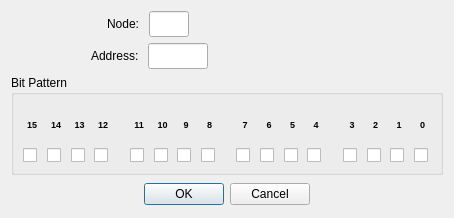
Before: the Qt Designer form omodscan/dialogs/dialogwriteholdingregisterbits.ui in sanny32/OpenModScan, drawn with Qt 5.
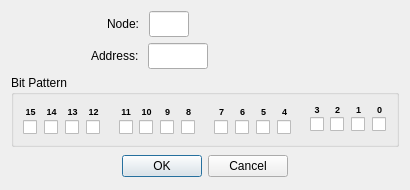
After: the same form once the commit is applied. Custom widgets are drawn as their Qt base class.

Diff of the .ui file:
```diff
--- a/omodscan/dialogs/dialogwriteholdingregisterbits.ui
+++ b/omodscan/dialogs/dialogwriteholdingregisterbits.ui
@@ -6,8 +6,8 @@
    <rect>
     <x>0</x>
     <y>0</y>
-    <width>454</width>
-    <height>218</height>
+    <width>410</width>
+    <height>190</height>
    </rect>
   </property>
   <property name="windowTitle">
@@ -146,15 +146,11 @@
      <property name="title">
       <string>Bit Pattern</string>
      </property>
-     <layout class="QHBoxLayout" name="horizontalLayout_7">
-      <item>
-       <layout class="QHBoxLayout" name="horizontalLayout_3">
-        <item>
-         <layout class="QVBoxLayout" name="verticalLayout_17">
-          <property name="spacing">
-           <number>2</number>
-          </property>
-          <item>
+     <layout class="QGridLayout" name="gridLayout">
+      <property name="verticalSpacing">
+       <number>0</number>
+      </property>
+      <item row="0" column="0" rowspan="2">
            <widget class="QLabel" name="label15">
             <property name="text">
              <string notr="true">&lt;html&gt;&lt;head/&gt;&lt;body&gt;&lt;p&gt;&lt;span style=&quot; font-size:7pt; font-weight:700;&quot;&gt;15&lt;/span&gt;&lt;/p&gt;&lt;/body&gt;&lt;/html&gt;</string>
@@ -164,21 +160,7 @@
             </property>
            </widget>
           </item>
-          <item>
-           <widget class="QCheckBox" name="checkBox15">
-            <property name="text">
-             <string/>
-            </property>
-           </widget>
-          </item>
-         </layout>
-        </item>
-        <item>
-         <layout class="QVBoxLayout" name="verticalLayout_16">
-          <property name="spacing">
-           <number>2</number>
-          </property>
-          <item>
+      <item row="0" column="1" rowspan="2">
            <widget class="QLabel" name="label14">
             <property name="text">
              <string notr="true">&lt;html&gt;&lt;head/&gt;&lt;body&gt;&lt;p&gt;&lt;span style=&quot; font-size:7pt; font-weight:700;&quot;&gt;14&lt;/span&gt;&lt;/p&gt;&lt;/body&gt;&lt;/html&gt;</string>
@@ -188,21 +170,7 @@
             </property>
            </widget>
           </item>
-          <item>
-           <widget class="QCheckBox" name="checkBox14">
-            <property name="text">
-             <string/>
-            </property>
-           </widget>
-          </item>
-         </layout>
-        </item>
-        <item>
-         <layout class="QVBoxLayout" name="verticalLayout_15">
-          <property name="spacing">
-           <number>2</number>
-          </property>
-          <item>
+      <item row="0" column="2" rowspan="2">
            <widget class="QLabel" name="label13">
             <property name="text">
              <string notr="true">&lt;html&gt;&lt;head/&gt;&lt;body&gt;&lt;p&gt;&lt;span style=&quot; font-size:7pt; font-weight:700;&quot;&gt;13&lt;/span&gt;&lt;/p&gt;&lt;/body&gt;&lt;/html&gt;</string>
@@ -212,21 +180,7 @@
             </property>
            </widget>
           </item>
-          <item>
-           <widget class="QCheckBox" name="checkBox13">
-            <property name="text">
-             <string/>
-            </property>
-           </widget>
-          </item>
-         </layout>
-        </item>
-        <item>
-         <layout class="QVBoxLayout" name="verticalLayout_14">
-          <property name="spacing">
-           <number>2</number>
-          </property>
-          <item>
+      <item row="0" column="3" rowspan="2">
            <widget class="QLabel" name="label12">
             <property name="text">
              <string notr="true">&lt;html&gt;&lt;head/&gt;&lt;body&gt;&lt;p&gt;&lt;span style=&quot; font-size:7pt; font-weight:700;&quot;&gt;12&lt;/span&gt;&lt;/p&gt;&lt;/body&gt;&lt;/html&gt;</string>
@@ -236,18 +190,7 @@
             </property>
            </widget>
           </item>
-          <item>
-           <widget class="QCheckBox" name="checkBox12">
-            <property name="text">
-             <string/>
-            </property>
-           </widget>
-          </item>
-         </layout>
-        </item>
-       </layout>
-      </item>
-      <item>
+      <item row="0" column="4" rowspan="3">
        <spacer name="horizontalSpacer_5">
         <property name="orientation">
          <enum>Qt::Orientation::Horizontal</enum>
@@ -263,14 +206,7 @@
         </property>
        </spacer>
       </item>
-      <item>
-       <layout class="QHBoxLayout" name="horizontalLayout_4">
-        <item>
-         <layout class="QVBoxLayout" name="verticalLayout_13">
-          <property name="spacing">
-           <number>2</number>
-          </property>
-          <item>
+      <item row="0" column="5" rowspan="2">
            <widget class="QLabel" name="label11">
             <property name="text">
              <string notr="true">&lt;html&gt;&lt;head/&gt;&lt;body&gt;&lt;p&gt;&lt;span style=&quot; font-size:7pt; font-weight:700;&quot;&gt;11&lt;/span&gt;&lt;/p&gt;&lt;/body&gt;&lt;/html&gt;</string>
@@ -280,21 +216,7 @@
             </property>
            </widget>
           </item>
-          <item>
-           <widget class="QCheckBox" name="checkBox11">
-            <property name="text">
-             <string/>
-            </property>
-           </widget>
-          </item>
-         </layout>
-        </item>
-        <item>
-         <layout class="QVBoxLayout" name="verticalLayout_12">
-          <property name="spacing">
-           <number>2</number>
-          </property>
-          <item>
+      <item row="0" column="6" rowspan="2">
            <widget class="QLabel" name="label10">
             <property name="text">
              <string notr="true">&lt;html&gt;&lt;head/&gt;&lt;body&gt;&lt;p&gt;&lt;span style=&quot; font-size:7pt; font-weight:700;&quot;&gt;10&lt;/span&gt;&lt;/p&gt;&lt;/body&gt;&lt;/html&gt;</string>
@@ -304,21 +226,7 @@
             </property>
            </widget>
           </item>
-          <item>
-           <widget class="QCheckBox" name="checkBox10">
-            <property name="text">
-             <string/>
-            </property>
-           </widget>
-          </item>
-         </layout>
-        </item>
-        <item>
-         <layout class="QVBoxLayout" name="verticalLayout_11">
-          <property name="spacing">
-           <number>2</number>
-          </property>
-          <item>
+      <item row="0" column="7" rowspan="2">
            <widget class="QLabel" name="label9">
             <property name="text">
              <string notr="true">&lt;html&gt;&lt;head/&gt;&lt;body&gt;&lt;p&gt;&lt;span style=&quot; font-size:7pt; font-weight:700;&quot;&gt;9&lt;/span&gt;&lt;/p&gt;&lt;/body&gt;&lt;/html&gt;</string>
@@ -328,21 +236,7 @@
             </property>
            </widget>
           </item>
-          <item>
-           <widget class="QCheckBox" name="checkBox9">
-            <property name="text">
-             <string/>
-            </property>
-           </widget>
-          </item>
-         </layout>
-        </item>
-        <item>
-         <layout class="QVBoxLayout" name="verticalLayout_10">
-          <property name="spacing">
-           <number>2</number>
-          </property>
-          <item>
+      <item row="0" column="8" rowspan="2">
            <widget class="QLabel" name="label8">
             <property name="text">
              <string notr="true">&lt;html&gt;&lt;head/&gt;&lt;body&gt;&lt;p&gt;&lt;span style=&quot; font-size:7pt; font-weight:700;&quot;&gt;8&lt;/span&gt;&lt;/p&gt;&lt;/body&gt;&lt;/html&gt;</string>
@@ -352,18 +246,7 @@
             </property>
            </widget>
           </item>
-          <item>
-           <widget class="QCheckBox" name="checkBox8">
-            <property name="text">
-             <string/>
-            </property>
-           </widget>
-          </item>
-         </layout>
-        </item>
-       </layout>
-      </item>
-      <item>
+      <item row="0" column="9" rowspan="3">
        <spacer name="horizontalSpacer_6">
         <property name="orientation">
          <enum>Qt::Orientation::Horizontal</enum>
@@ -379,14 +262,7 @@
         </property>
        </spacer>
       </item>
-      <item>
-       <layout class="QHBoxLayout" name="horizontalLayout_6">
-        <item>
-         <layout class="QVBoxLayout" name="verticalLayout_9">
-          <property name="spacing">
-           <number>2</number>
-          </property>
-          <item>
+      <item row="0" column="10" rowspan="2">
            <widget class="QLabel" name="label7">
             <property name="text">
              <string notr="true">&lt;html&gt;&lt;head/&gt;&lt;body&gt;&lt;p&gt;&lt;span style=&quot; font-size:7pt; font-weight:700;&quot;&gt;7&lt;/span&gt;&lt;/p&gt;&lt;/body&gt;&lt;/html&gt;</string>
@@ -396,21 +272,7 @@
             </property>
            </widget>
           </item>
-          <item>
-           <widget class="QCheckBox" name="checkBox7">
-            <property name="text">
-             <string/>
-            </property>
-           </widget>
-          </item>
-         </layout>
-        </item>
-        <item>
-         <layout class="QVBoxLayout" name="verticalLayout_8">
-          <property name="spacing">
-           <number>2</number>
-          </property>
-          <item>
+      <item row="0" column="11" rowspan="2">
            <widget class="QLabel" name="label6">
             <property name="text">
              <string notr="true">&lt;html&gt;&lt;head/&gt;&lt;body&gt;&lt;p&gt;&lt;span style=&quot; font-size:7pt; font-weight:700;&quot;&gt;6&lt;/span&gt;&lt;/p&gt;&lt;/body&gt;&lt;/html&gt;</string>
@@ -420,21 +282,7 @@
             </property>
            </widget>
           </item>
-          <item>
-           <widget class="QCheckBox" name="checkBox6">
-            <property name="text">
-             <string/>
-            </property>
-           </widget>
-          </item>
-         </layout>
-        </item>
-        <item>
-         <layout class="QVBoxLayout" name="verticalLayout_7">
-          <property name="spacing">
-           <number>2</number>
-          </property>
-          <item>
+      <item row="0" column="12" rowspan="2">
            <widget class="QLabel" name="label5">
             <property name="text">
              <string notr="true">&lt;html&gt;&lt;head/&gt;&lt;body&gt;&lt;p&gt;&lt;span style=&quot; font-size:7pt; font-weight:700;&quot;&gt;5&lt;/span&gt;&lt;/p&gt;&lt;/body&gt;&lt;/html&gt;</string>
@@ -444,21 +292,7 @@
             </property>
            </widget>
           </item>
-          <item>
-           <widget class="QCheckBox" name="checkBox5">
-            <property name="text">
-             <string/>
-            </property>
-           </widget>
-          </item>
-         </layout>
-        </item>
-        <item>
-         <layout class="QVBoxLayout" name="verticalLayout_6">
-          <property name="spacing">
-           <number>2</number>
-          </property>
-          <item>
+      <item row="0" column="13" rowspan="2">
            <widget class="QLabel" name="label4">
             <property name="text">
              <string notr="true">&lt;html&gt;&lt;head/&gt;&lt;body&gt;&lt;p&gt;&lt;span style=&quot; font-size:7pt; font-weight:700;&quot;&gt;4&lt;/span&gt;&lt;/p&gt;&lt;/body&gt;&lt;/html&gt;</string>
@@ -468,18 +302,7 @@
             </property>
            </widget>
           </item>
-          <item>
-           <widget class="QCheckBox" name="checkBox4">
-            <property name="text">
-             <string/>
-            </property>
-           </widget>
-          </item>
-         </layout>
-        </item>
-       </layout>
-      </item>
-      <item>
+      <item row="0" column="14" rowspan="3">
        <spacer name="horizontalSpacer_7">
         <property name="orientation">
          <enum>Qt::Orientation::Horizontal</enum>
@@ -495,14 +318,7 @@
         </property>
        </spacer>
       </item>
-      <item>
-       <layout class="QHBoxLayout" name="horizontalLayout_5">
-        <item>
-         <layout class="QVBoxLayout" name="verticalLayout_5">
-          <property name="spacing">
-           <number>2</number>
-          </property>
-          <item>
+      <item row="0" column="15">
            <widget class="QLabel" name="label3">
             <property name="text">
              <string notr="true">&lt;html&gt;&lt;head/&gt;&lt;body&gt;&lt;p&gt;&lt;span style=&quot; font-size:7pt; font-weight:700;&quot;&gt;3&lt;/span&gt;&lt;/p&gt;&lt;/body&gt;&lt;/html&gt;</string>
@@ -512,21 +328,7 @@
             </property>
            </widget>
           </item>
-          <item>
-           <widget class="QCheckBox" name="checkBox3">
-            <property name="text">
-             <string/>
-            </property>
-           </widget>
-          </item>
-         </layout>
-        </item>
-        <item>
-         <layout class="QVBoxLayout" name="verticalLayout_4">
-          <property name="spacing">
-           <number>2</number>
-          </property>
-          <item>
+      <item row="0" column="16">
            <widget class="QLabel" name="label2">
             <property name="text">
              <string notr="true">&lt;html&gt;&lt;head/&gt;&lt;body&gt;&lt;p&gt;&lt;span style=&quot; font-size:7pt; font-weight:700;&quot;&gt;2&lt;/span&gt;&lt;/p&gt;&lt;/body&gt;&lt;/html&gt;</string>
@@ -536,21 +338,7 @@
             </property>
            </widget>
           </item>
-          <item>
-           <widget class="QCheckBox" name="checkBox2">
-            <property name="text">
-             <string/>
-            </property>
-           </widget>
-          </item>
-         </layout>
-        </item>
-        <item>
-         <layout class="QVBoxLayout" name="verticalLayout_3">
-          <property name="spacing">
-           <number>2</number>
-          </property>
-          <item>
+      <item row="0" column="17">
            <widget class="QLabel" name="label1">
             <property name="text">
              <string notr="true">&lt;html&gt;&lt;head/&gt;&lt;body&gt;&lt;p&gt;&lt;span style=&quot; font-size:7pt; font-weight:700;&quot;&gt;1&lt;/span&gt;&lt;/p&gt;&lt;/body&gt;&lt;/html&gt;</string>
@@ -560,21 +348,7 @@
             </property>
            </widget>
           </item>
-          <item>
-           <widget class="QCheckBox" name="checkBox1">
-            <property name="text">
-             <string/>
-            </property>
-           </widget>
-          </item>
-         </layout>
-        </item>
-        <item>
-         <layout class="QVBoxLayout" name="verticalLayout_2">
-          <property name="spacing">
-           <number>2</number>
-          </property>
-          <item>
+      <item row="0" column="18">
            <widget class="QLabel" name="label0">
             <property name="text">
              <string notr="true">&lt;html&gt;&lt;head/&gt;&lt;body&gt;&lt;p&gt;&lt;span style=&quot; font-size:7pt; font-weight:700;&quot;&gt;0&lt;/span&gt;&lt;/p&gt;&lt;/body&gt;&lt;/html&gt;</string>
@@ -584,16 +358,113 @@
             </property>
            </widget>
           </item>
-          <item>
-           <widget class="QCheckBox" name="checkBox0">
+      <item row="1" column="15" rowspan="2">
+       <widget class="QCheckBox" name="checkBox3">
             <property name="text">
              <string/>
             </property>
            </widget>
           </item>
-         </layout>
-        </item>
-       </layout>
+      <item row="1" column="16" rowspan="2">
+       <widget class="QCheckBox" name="checkBox2">
+        <property name="text">
+         <string/>
+        </property>
+       </widget>
+      </item>
+      <item row="1" column="17" rowspan="2">
+       <widget class="QCheckBox" name="checkBox1">
+        <property name="text">
+         <string/>
+        </property>
+       </widget>
+      </item>
+      <item row="1" column="18" rowspan="2">
+       <widget class="QCheckBox" name="checkBox0"/>
+      </item>
+      <item row="2" column="0">
+       <widget class="QCheckBox" name="checkBox15">
+        <property name="text">
+         <string/>
+        </property>
+       </widget>
+      </item>
+      <item row="2" column="1">
+       <widget class="QCheckBox" name="checkBox14">
+        <property name="text">
+         <string/>
+        </property>
+       </widget>
+      </item>
+      <item row="2" column="2">
+       <widget class="QCheckBox" name="checkBox13">
+        <property name="text">
+         <string/>
+        </property>
+       </widget>
+      </item>
+      <item row="2" column="3">
+       <widget class="QCheckBox" name="checkBox12">
+        <property name="text">
+         <string/>
+        </property>
+       </widget>
+      </item>
+      <item row="2" column="5">
+       <widget class="QCheckBox" name="checkBox11">
+        <property name="text">
+         <string/>
+        </property>
+       </widget>
+      </item>
+      <item row="2" column="6">
+       <widget class="QCheckBox" name="checkBox10">
+        <property name="text">
+         <string/>
+        </property>
+       </widget>
+      </item>
+      <item row="2" column="7">
+       <widget class="QCheckBox" name="checkBox9">
+        <property name="text">
+         <string/>
+        </property>
+       </widget>
+      </item>
+      <item row="2" column="8">
+       <widget class="QCheckBox" name="checkBox8">
+        <property name="text">
+         <string/>
+        </property>
+       </widget>
+      </item>
+      <item row="2" column="10">
+       <widget class="QCheckBox" name="checkBox7">
+        <property name="text">
+         <string/>
+        </property>
+       </widget>
+      </item>
+      <item row="2" column="11">
+       <widget class="QCheckBox" name="checkBox6">
+        <property name="text">
+         <string/>
+        </property>
+       </widget>
+      </item>
+      <item row="2" column="12">
+       <widget class="QCheckBox" name="checkBox5">
+        <property name="text">
+         <string/>
+        </property>
+       </widget>
+      </item>
+      <item row="2" column="13">
+       <widget class="QCheckBox" name="checkBox4">
+        <property name="text">
+         <string/>
+        </property>
+       </widget>
       </item>
      </layout>
     </widget>
```
Left out of the diff: 60 changed lines with no effect on the pictures. Lines whose indentation alone changed are shown as unchanged.
